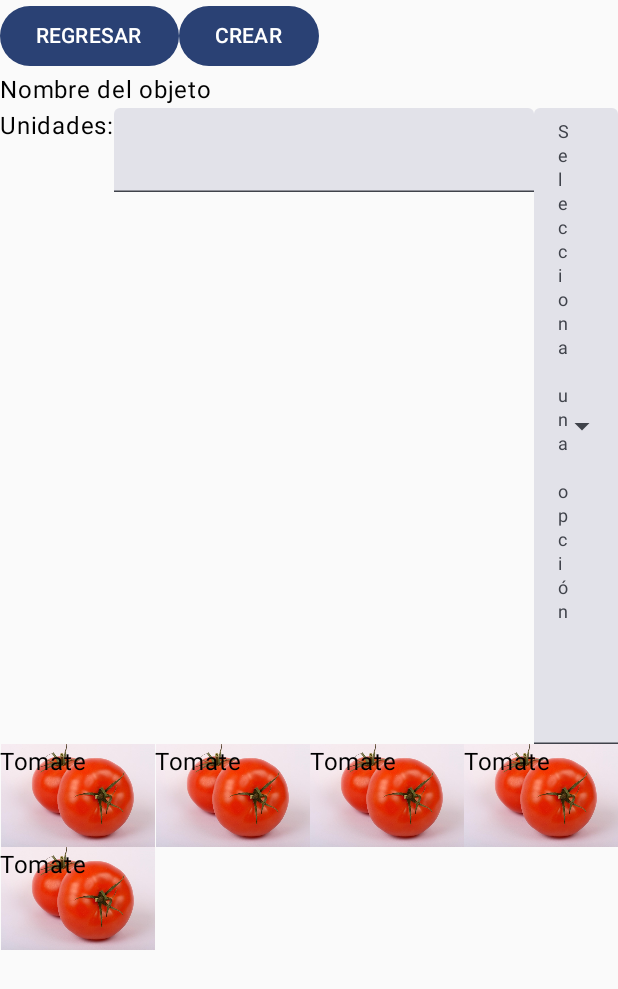
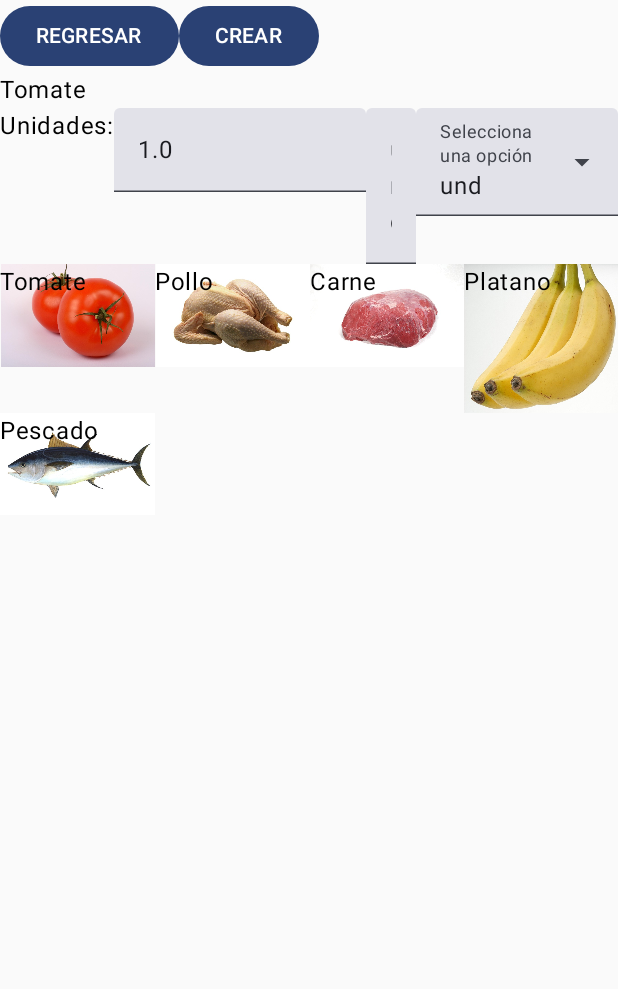
Before and after one commit to JuanfeP2004/AppNativa, an Android app built with Jetpack Compose: a screen of MainActivity opened through its navigation route, on a phone screen of 412 x 824 dp. Shown: the top 989 px of the screen. Run offline under Robolectric (Android 15) with nearby library versions, the phone set to English and light mode, and no system bars.

Commit message:
Se agrego la interactividad a la pantalla de crear producto

```diff
--- a/app/src/main/java/com/xacarana/milistademercado/models/Product.kt
+++ b/app/src/main/java/com/xacarana/milistademercado/models/Product.kt
@@ -2,14 +2,14 @@ package com.xacarana.milistademercado.models
 
 class Product(
     name: String,
-    amount: Int,
+    amount: Float,
     und: String,
     idPhoto: Int,
     check: Boolean
 ) {
-    val name: String = name
-    val amount: Int = amount
-    val und: String = und
-    val idProduct: Int = idPhoto
-    val check: Boolean = check
+    var name: String = name
+    var amount: Float = amount
+    var und: String = und
+    var idProduct: Int = idPhoto
+    var check: Boolean = check
 }
--- a/app/src/main/java/com/xacarana/milistademercado/screens/CreateList.kt
+++ b/app/src/main/java/com/xacarana/milistademercado/screens/CreateList.kt
@@ -43,6 +43,8 @@ import java.time.LocalDate
 fun CreateList(navController: NavController, user: User){
 
     var fecha by remember { mutableStateOf<LocalDate?>(null) }
+    var name by remember { mutableStateOf("") }
+    var description by remember { mutableStateOf("") }
 
     Column {
 
--- a/app/src/main/java/com/xacarana/milistademercado/screens/CreateProduct.kt
+++ b/app/src/main/java/com/xacarana/milistademercado/screens/CreateProduct.kt
@@ -1,9 +1,11 @@
 package com.xacarana.milistademercado.screens
 
 import androidx.compose.foundation.Image
+import androidx.compose.foundation.clickable
 import androidx.compose.foundation.layout.Box
 import androidx.compose.foundation.layout.Column
 import androidx.compose.foundation.layout.Row
+import androidx.compose.foundation.layout.fillMaxWidth
 import androidx.compose.foundation.lazy.grid.GridCells
 import androidx.compose.foundation.lazy.grid.LazyVerticalGrid
 import androidx.compose.material3.Button
@@ -14,15 +16,18 @@ import androidx.compose.material3.ExposedDropdownMenuDefaults
 import androidx.compose.material3.Text
 import androidx.compose.material3.TextField
 import androidx.compose.runtime.Composable
+import androidx.compose.runtime.MutableState
 import androidx.compose.runtime.mutableStateOf
 import androidx.compose.runtime.remember
 import androidx.compose.runtime.getValue
+import androidx.compose.runtime.mutableFloatStateOf
 import androidx.compose.runtime.setValue
 import androidx.compose.ui.Modifier
 import androidx.compose.ui.res.painterResource
 import androidx.navigation.NavController
 import com.xacarana.milistademercado.R
 import com.xacarana.milistademercado.models.User
+import com.xacarana.milistademercado.models.Product
 
 @OptIn(ExperimentalMaterial3Api::class)
 @Composable
@@ -30,6 +35,18 @@ fun CreateProduct(navController: NavController, user: User){
 
     val opciones = listOf("und", "kg", "lbs", "lts", "cm")
     var seleccion by remember { mutableStateOf("und") }
+
+    var product = Product(
+        name = "Tomate",
+        amount = 1f,
+        und = "und",
+        idPhoto = R.drawable.tomate,
+        check = false
+    )
+
+    var name = remember { mutableStateOf(product.name) }
+    var amount by remember { mutableFloatStateOf(product.amount) }
+    var units by remember { mutableStateOf(product.und) }
 
     Column {
 
@@ -42,22 +59,43 @@ fun CreateProduct(navController: NavController, user: User){
             }
         }
 
-        Text("Nombre del objeto")
+        Text(name.value)
 
         Row {
             Text("Unidades:")
-            TextField(value = "", onValueChange = {})
-            Selector(opciones = opciones, opcionSeleccionada =  seleccion, onOpcionSeleccionada = {seleccion = it})
+            TextField(
+                modifier = Modifier.fillMaxWidth(0.5f),
+                value = amount.toString(),
+                onValueChange = {
+                    val newAmount = it.toFloatOrNull() // Convierte el texto a Float, o devuelve null si no es válido
+                    if (newAmount != null) {
+                        amount = newAmount // Solo actualizamos si es un valor válido
+                        product.amount = newAmount
+                    }
+                },
+                )
+            TextField(
+                modifier = Modifier.fillMaxWidth(0.2f),
+                value = seleccion,
+                readOnly = true,
+                onValueChange = {seleccion = it}
+            )
+            Selector(
+                opciones = opciones,
+                opcionSeleccionada =  seleccion,
+                onOpcionSeleccionada = {seleccion = it},
+                product = product
+                )
         }
 
         LazyVerticalGrid(
             columns = GridCells.Fixed(4)
         ) {
-            item { ProductImageWidget() }
-            item { ProductImageWidget() }
-            item { ProductImageWidget() }
-            item { ProductImageWidget() }
-            item { ProductImageWidget() }
+            item { ProductImageWidget("Tomate", R.drawable.tomate, product, name) }
+            item { ProductImageWidget("Pollo", R.drawable.pollo, product, name) }
+            item { ProductImageWidget("Carne", R.drawable.carne, product, name) }
+            item { ProductImageWidget("Platano", R.drawable.platano, product, name) }
+            item { ProductImageWidget("Pescado", R.drawable.pescado, product, name) }
         }
     }
 }
@@ -67,7 +105,8 @@ fun CreateProduct(navController: NavController, user: User){
 fun Selector(
     opciones: List<String>,
     opcionSeleccionada: String,
-    onOpcionSeleccionada: (String) -> Unit
+    onOpcionSeleccionada: (String) -> Unit,
+    product: Product
 ) {
     var expanded by remember { mutableStateOf(false) }
 
@@ -77,7 +116,7 @@ fun Selector(
     ) {
         TextField(
             value = opcionSeleccionada,
-            onValueChange = {},
+            onValueChange = { },
             readOnly = true,
             label = { Text("Selecciona una opción") },
             trailingIcon = {
@@ -95,6 +134,7 @@ fun Selector(
                     text = { Text(opcion) },
                     onClick = {
                         onOpcionSeleccionada(opcion)
+                        product.und = opcion
                         expanded = false
                     }
                 )
@@ -104,12 +144,18 @@ fun Selector(
 }
 
 @Composable
-fun ProductImageWidget(){
-    Box(){
+fun ProductImageWidget(name: String, imageId : Int, product: Product, nameState: MutableState<String>){
+    Box(
+        modifier = Modifier.clickable(onClick = {
+            product.idProduct = imageId
+            product.name = name
+            nameState.value = name
+        })
+    ){
         Image(
-            painter = painterResource(id = R.drawable.tomate),
-            contentDescription = "Hola"
+            painter = painterResource(id = imageId),
+            contentDescription = name
         )
-        Text("Tomate")
+        Text(name)
     }
 }
--- a/app/src/main/java/com/xacarana/milistademercado/screens/Login.kt
+++ b/app/src/main/java/com/xacarana/milistademercado/screens/Login.kt
@@ -53,6 +53,7 @@ fun Login(navController: NavController, user: User, authenticator: Auth) {
             Text(messageError)
 
             Button(onClick = {
+                messageError = ""
                 coroutineScope.launch {
                     authenticator.iniciarSesion(
                         email,
--- a/app/src/main/java/com/xacarana/milistademercado/screens/Register.kt
+++ b/app/src/main/java/com/xacarana/milistademercado/screens/Register.kt
@@ -50,6 +50,7 @@ fun Register(navController: NavController, authenticator: Auth){
             Text(messageError)
 
             Button(onClick = {
+                messageError = ""
                 val register = authenticator.registrar(
                     name,
                     email,
```
